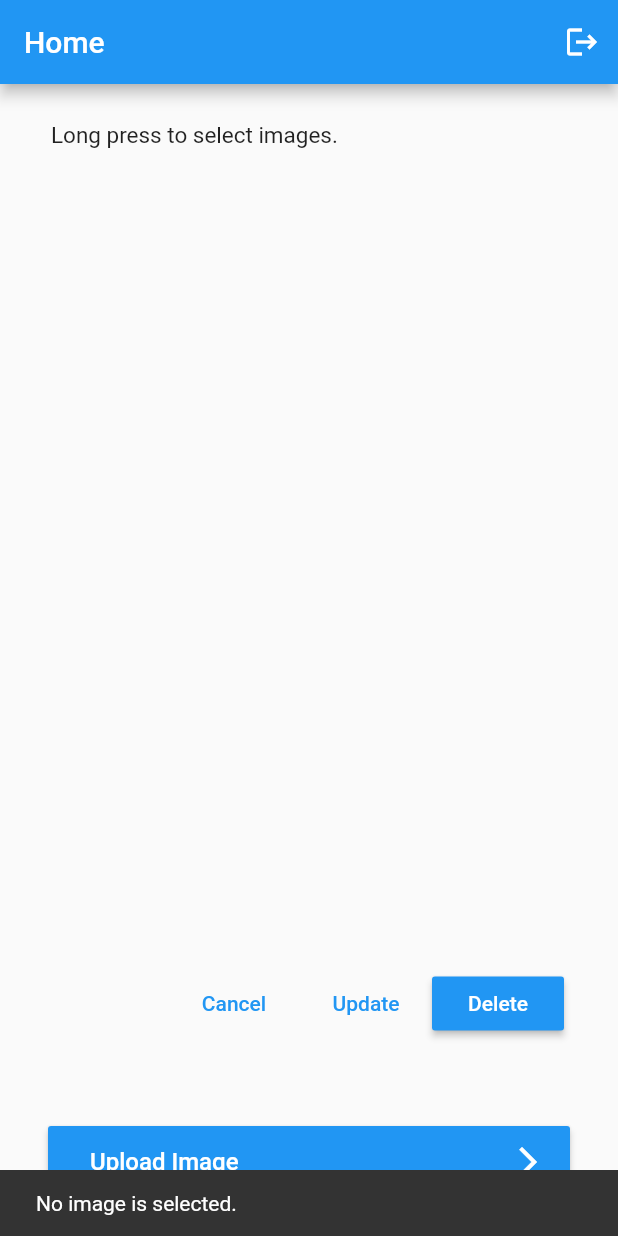
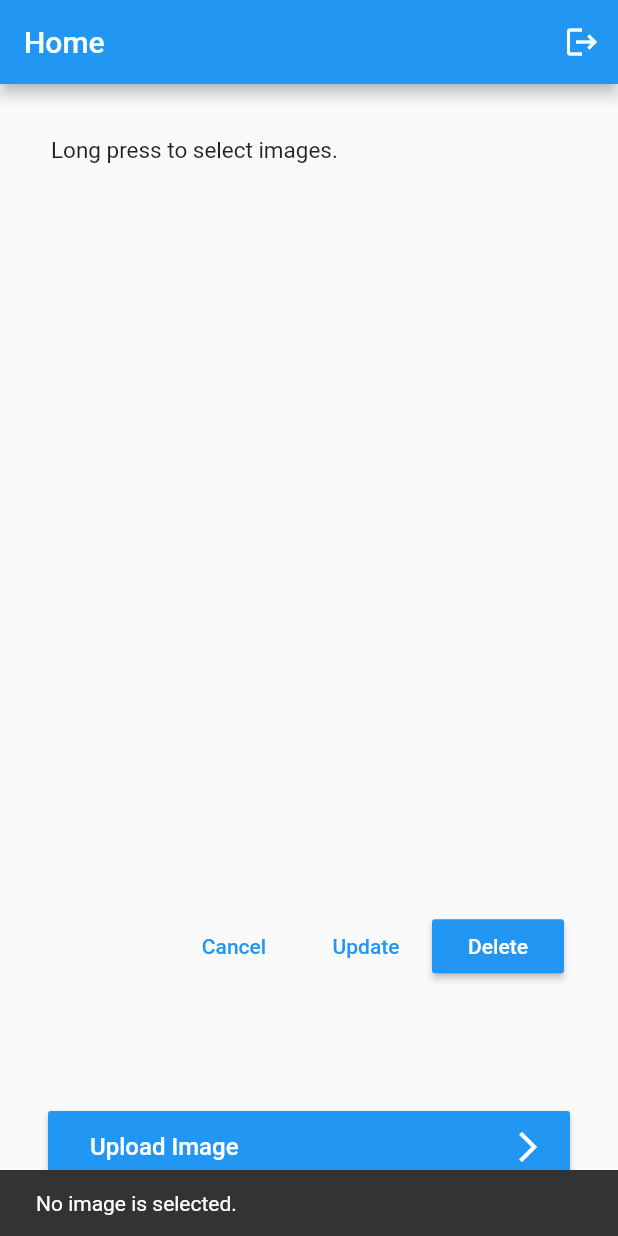
Before and after one commit to realshovanshah/task_weplay, a Flutter app: the screen it shows once a user with an empty profile is signed in, after a tap on "Update", on a phone screen of 412 x 824 dp. Run offline on Flutter 3.47's test engine with Material 2 defaults, Android fonts, the phone set to English and light mode, and no system bars; our stand-ins replace bloc, cloud_firestore, device_preview, equatable, firebase_auth, firebase_core and 4 more; accounts and stored records are empty; network calls fail.

Commit message:
bug fixes and update feature

```diff
--- a/lib/bloc/image_bloc.dart
+++ b/lib/bloc/image_bloc.dart
@@ -27,6 +27,9 @@ class ImageBloc extends Bloc<ImageEvent, ImageState> {
     if (event is ImageLoadEvent) {
       yield* _mapLoadImageToState(event);
     }
+    if (event is ImageUpdatedEvent) {
+      yield* _mapUpdateImageToState(event);
+    }
   }
 
   Stream<ImageState> _mapDeleteImageToState(ImageDeletedEvent event) async* {
@@ -41,4 +44,9 @@ class ImageBloc extends Bloc<ImageEvent, ImageState> {
     print("called this");
     yield ImageLoadSuccessState(_imageService.getImages());
   }
+
+  Stream<ImageState> _mapUpdateImageToState(ImageUpdatedEvent event) async* {
+    print("called this");
+    _imageService.updateImages(event.images, event.ids);
+  }
 }
--- a/lib/bloc/image_event.dart
+++ b/lib/bloc/image_event.dart
@@ -31,16 +31,29 @@ class ImageAddedEvent extends ImageEvent {
   String toString() => 'ImageAdded { Image: $images }';
 }
 
-class ImageUpdatedEvent extends ImageEvent {
-  final ImageModel image;
+class ImageUpdateClickedEvent extends ImageEvent {
+  final List<ImageModel> images;
 
-  const ImageUpdatedEvent(this.image);
+  const ImageUpdateClickedEvent(this.images);
 
   @override
-  List<Object> get props => [image];
+  List<Object> get props => [images];
 
   @override
-  String toString() => 'ImageUpdated { Image: $image }';
+  String toString() => 'ImageUpdated { Image: $images }';
+}
+
+class ImageUpdatedEvent extends ImageEvent {
+  final List<File> images;
+  final List<String> ids;
+
+  const ImageUpdatedEvent(this.images, this.ids);
+
+  @override
+  List<Object> get props => [images, ids];
+
+  @override
+  String toString() => 'ImageUpdated { Image: $images }';
 }
 
 class ImageDeletedEvent extends ImageEvent {
--- a/lib/main.dart
+++ b/lib/main.dart
@@ -1,3 +1,4 @@
+import 'package:device_preview/device_preview.dart';
 import 'package:firebase_auth/firebase_auth.dart';
 import 'package:firebase_core/firebase_core.dart';
 import 'package:flutter/material.dart';
@@ -28,7 +29,18 @@ void findLetterOccurance() {
   print("Occurance count of each letter: " + result.toString());
 }
 
-void group() {
+void main() async {
+  WidgetsFlutterBinding.ensureInitialized();
+  await Firebase.initializeApp();
+  runApp(MyApp());
+  findLetterOccurance();
+  group().forEach((element) {
+    print(element);
+  });
+}
+
+Stream<String> group() async* {
+  print("Shortened numbers are: ");
   var array = [1, 5, 7, 8, 0, 3, 4, 11, 23, 13, 12];
   array.sort();
   var newArray = [];
@@ -39,22 +51,16 @@ void group() {
     if (n - 1 == last) {
       last = n;
     } else {
-      newArray.add(first.toString() + "-" + last.toString());
+      yield* Stream.value(first.toString() + "-" + last.toString());
+
+      // newArray.add(first.toString() + "-" + last.toString());
       first = last = n;
     }
   }
-  newArray.add(first);
-  newArray.add(last);
+  yield* Stream.value(last.toString());
+  // newArray.add(last);
 
   print("Collapsed string of numbers: " + newArray.toString());
-}
-
-void main() async {
-  WidgetsFlutterBinding.ensureInitialized();
-  await Firebase.initializeApp();
-  runApp(MyApp());
-  findLetterOccurance();
-  group();
 }
 
 class MyApp extends StatelessWidget {
@@ -63,6 +69,8 @@ class MyApp extends StatelessWidget {
   final _imageService = ImageService();
   Widget build(BuildContext context) {
     return MaterialApp(
+      locale: DevicePreview.locale(context),
+      builder: DevicePreview.appBuilder,
       title: 'Weplay Task',
       theme: ThemeData(
         primarySwatch: Colors.blue,
--- a/lib/ui/home/home_screen.dart
+++ b/lib/ui/home/home_screen.dart
@@ -32,6 +32,7 @@ class _HomeScreenState extends State<HomeScreen> {
 
   @override
   Widget build(BuildContext context) {
+    final screenHeight = MediaQuery.of(context).size.height;
     final _bloc = BlocProvider.of<ImageBloc>(context);
     return Scaffold(
       appBar: AppBar(
@@ -66,7 +67,9 @@ class _HomeScreenState extends State<HomeScreen> {
                     ),
                   ),
                   ConstrainedBox(
-                    constraints: BoxConstraints(maxHeight: 500, minHeight: 500),
+                    constraints: BoxConstraints(
+                        maxHeight: screenHeight * 0.5,
+                        minHeight: screenHeight * 0.5),
                     child: CustomScrollView(
                       shrinkWrap: true,
                       physics: BouncingScrollPhysics(),
@@ -116,7 +119,7 @@ class _HomeScreenState extends State<HomeScreen> {
                                     }
                                   });
                             } else {
-                              Center(child: CircularProgressIndicator());
+                              Center(child: LinearProgressIndicator());
                             }
                           },
                         )
@@ -146,9 +149,10 @@ class _HomeScreenState extends State<HomeScreen> {
                               return Utils.showSnackbar(
                                   context, "No image is selected.");
                             } else {
-                              _bloc.add(ImageDeletedEvent(_selectedImageList));
-
                               Navigator.of(context).push(MaterialPageRoute(
+                                settings: RouteSettings(
+                                    arguments: List<String>.from(
+                                        _selectedImageList.map((e) => e.id))),
                                 builder: (_) => BlocProvider.value(
                                   value: BlocProvider.of<ImageBloc>(context),
                                   child: UploadScreen(
@@ -156,12 +160,6 @@ class _HomeScreenState extends State<HomeScreen> {
                                   ),
                                 ),
                               ));
-
-                              //not being deleted from firestore if when using this
-                              // setState(() {
-                              //   _selectedItems.clear();
-                              //   _selectedImageList.clear();
-                              // });
                             }
                           },
                           textColor: Colors.blue,
@@ -179,7 +177,7 @@ class _HomeScreenState extends State<HomeScreen> {
                       SizedBox(width: 20)
                     ],
                   ),
-                  SizedBox(height: 20),
+                  SizedBox(height: screenHeight * 0.01),
                   Padding(
                     padding: const EdgeInsets.symmetric(horizontal: 16.0),
                     child: RaisedButton(
--- a/pubspec.yaml
+++ b/pubspec.yaml
@@ -25,6 +25,7 @@ dependencies:
     sdk: flutter
   cloud_firestore: any
   cupertino_icons: ^1.0.0
+  device_preview: any
   equatable: any
   firebase_auth: any
   firebase_core: any
```
Also changed, not shown: lib/services/image_service.dart (+36 -10 lines), lib/ui/upload/upload_screen.dart (+7 -1 lines), pubspec.lock.
